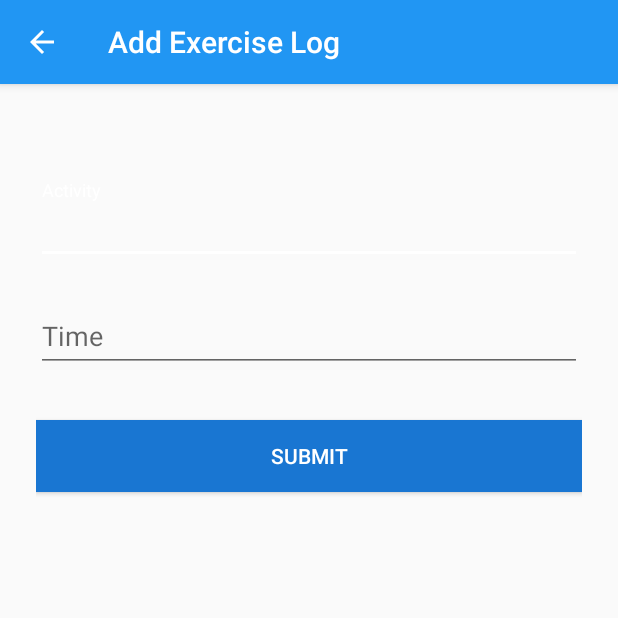
After one commit to Zontzor/gc.android-app, an Android app: the AddExerciseLogActivity screen opened directly, with no data from a screen before it, on a phone screen of 412 x 824 dp, the top half of it. The commit adds this screen. Run offline under Robolectric (Android 15) with nearby library versions, the light colour scheme and no system bars.

Commit message:
Add food and excercise activities

```diff
--- a/app/src/main/AndroidManifest.xml
+++ b/app/src/main/AndroidManifest.xml
@@ -37,7 +37,7 @@
             android:theme="@style/AppTheme.AddValues">
         </activity>
         <activity android:name=".activities.AddCarbsActivity"></activity>
-        <activity android:name=".activities.AddExerciseActivity"></activity>
+        <activity android:name=".activities.AddExerciseLogActivity"></activity>
     </application>
 
 </manifest>
--- /dev/null
+++ b/app/src/main/java/com/example/alex/glucosecoach/activities/AddExerciseLogActivity.java
@@ -0,0 +1,43 @@
+package com.example.alex.glucosecoach.activities;
+
+import android.os.Bundle;
+import android.support.v7.app.AppCompatActivity;
+import android.widget.Button;
+import android.widget.EditText;
+
+import com.example.alex.glucosecoach.R;
+import com.example.alex.glucosecoach.controller.ApiManager;
+import com.example.alex.glucosecoach.controller.TokenManager;
+import com.example.alex.glucosecoach.controller.UserManager;
+
+/**
+ * Created by alex on 1/25/17.
+ */
+
+public class AddExerciseLogActivity extends AppCompatActivity {
+    private EditText _exerValueText;
+    private EditText _exerTimeText;
+    private Button _sumbitButton;
+
+    ApiManager _apiService;
+    UserManager _userManager;
+    TokenManager _tokenManager;
+
+    @Override
+    protected void onCreate(Bundle savedInstanceState) {
+        super.onCreate(savedInstanceState);
+        setContentView(R.layout.activity_exercise_log);
+
+        getSupportActionBar().setDisplayHomeAsUpEnabled(true);
+        getSupportActionBar().setTitle("Add Exercise Log");
+
+        _apiService = new ApiManager();
+        _userManager = new UserManager(this);
+        _tokenManager = new TokenManager(this);
+
+        _exerValueText = (EditText) findViewById(R.id.editText_bg_value);
+        _exerTimeText = (EditText) findViewById(R.id.editText_bg_time);
+        _sumbitButton = (Button) findViewById(R.id.btn_sumbit_bg);
+
+    }
+}
--- a/app/src/main/java/com/example/alex/glucosecoach/activities/MainActivity.java
+++ b/app/src/main/java/com/example/alex/glucosecoach/activities/MainActivity.java
@@ -1,13 +1,11 @@
 package com.example.alex.glucosecoach.activities;
 
 import android.content.Context;
-import android.content.DialogInterface;
 import android.content.Intent;
 import android.os.Bundle;
 import android.support.design.widget.FloatingActionButton;
 import android.support.v7.app.AlertDialog;
 import android.util.Log;
-import android.view.LayoutInflater;
 import android.view.View;
 import android.support.design.widget.NavigationView;
 import android.support.v4.view.GravityCompat;
@@ -17,9 +15,7 @@ import android.support.v7.app.AppCompatActivity;
 import android.support.v7.widget.Toolbar;
 import android.view.MenuItem;
 import android.widget.Button;
-import android.widget.EditText;
 import android.widget.TextView;
-import android.widget.Toast;
 
 import com.example.alex.glucosecoach.R;
 import com.example.alex.glucosecoach.controller.ApiManager;
@@ -241,7 +237,7 @@ public class MainActivity extends AppCompatActivity implements NavigationView.On
                 if (_arcMenu.isMenuOpened()) {
                     _arcMenu.toggleMenu();
                 }
-                Intent addExerciseActivity = new Intent(MainActivity.this, AddExerciseActivity.class);
+                Intent addExerciseActivity = new Intent(MainActivity.this, AddExerciseLogActivity.class);
                 startActivity(addExerciseActivity);
             }
         });
--- /dev/null
+++ b/app/src/main/java/com/example/alex/glucosecoach/services/ExerciseLogService.java
@@ -0,0 +1,23 @@
+package com.example.alex.glucosecoach.services;
+
+import com.example.alex.glucosecoach.models.ExerciseLog;
+
+import java.util.List;
+
+import retrofit2.Call;
+import retrofit2.http.Body;
+import retrofit2.http.GET;
+import retrofit2.http.POST;
+import retrofit2.http.Path;
+
+/**
+ * Created by alex on 2/28/17.
+ */
+
+public interface ExerciseLogService {
+    @GET("users/{username}/exerciselogs")
+    Call<List<ExerciseLog>> getExerciseLogs(@Path("username") String username);
+
+    @POST("users/{username}/exerciselogs")
+    Call<ExerciseLog> postExerciseLog(@Body ExerciseLog exerciseLog, @Path("username") String username);
+}
--- /dev/null
+++ b/app/src/main/java/com/example/alex/glucosecoach/services/FoodLogService.java
@@ -0,0 +1,23 @@
+package com.example.alex.glucosecoach.services;
+
+import com.example.alex.glucosecoach.models.FoodLog;
+
+import java.util.List;
+
+import retrofit2.Call;
+import retrofit2.http.Body;
+import retrofit2.http.GET;
+import retrofit2.http.POST;
+import retrofit2.http.Path;
+
+/**
+ * Created by alex on 2/28/17.
+ */
+
+public interface FoodLogService {
+    @GET("users/{username}/foodlogs")
+    Call<List<FoodLog>> getFoodLogs(@Path("username") String username);
+
+    @POST("users/{username}/foodlogs")
+    Call<FoodLog> postFoodLog(@Body FoodLog foodLog, @Path("username") String username);
+}
--- a/app/src/main/res/layout/activity_exercise.xml
+++ /dev/null
@@ -1,6 +0,0 @@
-<?xml version="1.0" encoding="utf-8"?>
-<LinearLayout xmlns:android="http://schemas.android.com/apk/res/android"
-    android:orientation="vertical" android:layout_width="match_parent"
-    android:layout_height="match_parent">
-
-</LinearLayout>
--- /dev/null
+++ b/app/src/main/res/layout/activity_exercise_log.xml
@@ -0,0 +1,46 @@
+<?xml version="1.0" encoding="utf-8"?>
+<LinearLayout
+    xmlns:android="http://schemas.android.com/apk/res/android"
+    android:orientation="vertical"
+    android:layout_width="match_parent"
+    android:layout_height="match_parent"
+    android:paddingTop="56dp"
+    android:paddingLeft="24dp"
+    android:paddingRight="24dp">
+
+    <android.support.design.widget.TextInputLayout
+        android:layout_width="match_parent"
+        android:layout_height="wrap_content"
+        android:layout_marginTop="8dp"
+        android:layout_marginBottom="8dp">
+        <EditText android:id="@+id/editText_exer_value"
+            android:inputType="numberDecimal"
+            android:layout_width="match_parent"
+            android:layout_height="wrap_content"
+            android:hint="Activity" />
+    </android.support.design.widget.TextInputLayout>
+
+    <android.support.design.widget.TextInputLayout
+        android:layout_width="match_parent"
+        android:layout_height="wrap_content"
+        android:layout_marginTop="8dp"
+        android:layout_marginBottom="8dp">
+        <EditText android:id="@+id/editText_exer_time"
+            android:inputType="number"
+            android:layout_width="match_parent"
+            android:layout_height="wrap_content"
+            android:hint="Time" />
+    </android.support.design.widget.TextInputLayout>
+
+    <android.support.v7.widget.AppCompatButton
+        android:id="@+id/btn_sumbit_exer"
+        android:layout_width="fill_parent"
+        android:layout_height="wrap_content"
+        android:layout_marginTop="24dp"
+        android:layout_marginBottom="24dp"
+        android:padding="12dp"
+        android:background="@color/colorPrimaryDark"
+        android:text="Submit"
+        android:textColor="@color/colorAccent" />
+
+</LinearLayout>
```
Also changed, not shown: app/src/main/java/com/example/alex/glucosecoach/activities/AddExerciseActivity.java (deleted, +0 -18 lines), app/src/main/java/com/example/alex/glucosecoach/controller/ApiManager.java (+33 -0 lines), app/src/main/java/com/example/alex/glucosecoach/models/ExerciseLog.java (added, +72 -0 lines), app/src/main/java/com/example/alex/glucosecoach/models/FoodLog.java (added, +69 -0 lines).
